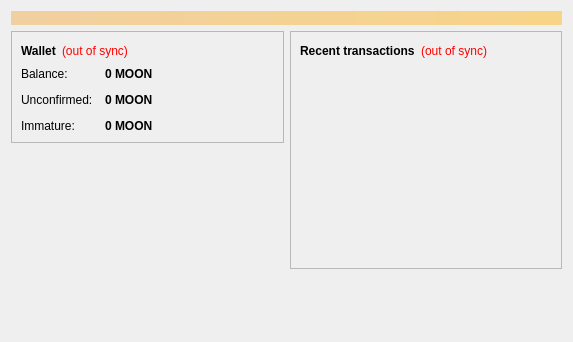
Before: the Qt Designer form src/qt/forms/overviewpage.ui in mooncoin-project/mooncoin-landann, drawn with Qt 5.
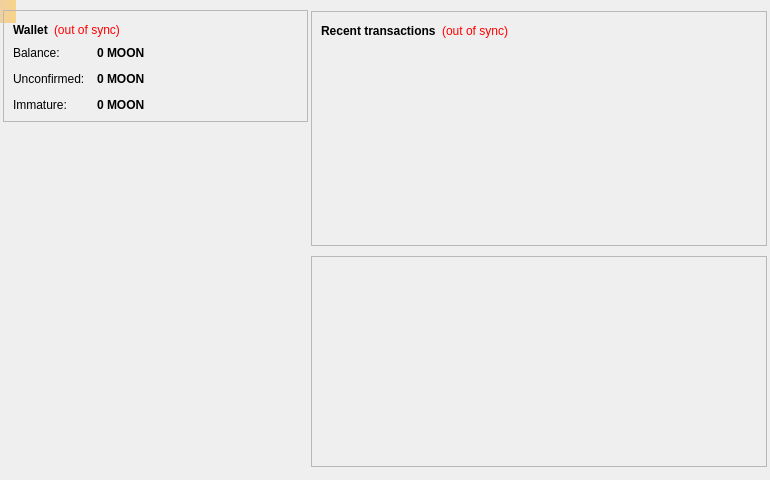
After: the same form once the commit is applied. Icons and pictures are not drawn. Custom widgets are drawn as their Qt base class.

Commit message: Add difficulty plot to overviewpage.

The edit to the form file:
```diff
--- a/src/qt/forms/overviewpage.ui
+++ b/src/qt/forms/overviewpage.ui
@@ -6,16 +6,28 @@
    <rect>
     <x>0</x>
     <y>0</y>
-    <width>573</width>
-    <height>342</height>
+    <width>770</width>
+    <height>480</height>
    </rect>
   </property>
+  <property name="minimumSize">
+   <size>
+    <width>770</width>
+    <height>480</height>
+   </size>
+  </property>
   <property name="windowTitle">
    <string>Form</string>
   </property>
-  <layout class="QVBoxLayout" name="topLayout">
-   <item>
     <widget class="QLabel" name="labelAlerts">
+   <property name="geometry">
+    <rect>
+     <x>0</x>
+     <y>0</y>
+     <width>16</width>
+     <height>23</height>
+    </rect>
+   </property>
      <property name="visible">
       <bool>false</bool>
      </property>
@@ -29,11 +41,63 @@
       <number>3</number>
      </property>
     </widget>
-   </item>
+  <widget class="QFrame" name="diffplotframe">
+   <property name="geometry">
+    <rect>
+     <x>311</x>
+     <y>256</y>
+     <width>456</width>
+     <height>211</height>
+    </rect>
+   </property>
+   <property name="frameShape">
+    <enum>QFrame::StyledPanel</enum>
+   </property>
+   <property name="frameShadow">
+    <enum>QFrame::Raised</enum>
+   </property>
+   <layout class="QVBoxLayout" name="verticalLayout_3">
+    <property name="leftMargin">
+     <number>1</number>
+    </property>
+    <property name="topMargin">
+     <number>1</number>
+    </property>
+    <property name="rightMargin">
+     <number>1</number>
+    </property>
+    <property name="bottomMargin">
+     <number>1</number>
+    </property>
    <item>
-    <layout class="QHBoxLayout" name="horizontalLayout" stretch="1,1">
+     <layout class="QHBoxLayout" name="horizontalLayout_3">
      <item>
+       <widget class="QCustomPlot" name="diffplot" native="true">
+        <property name="minimumSize">
+         <size>
+          <width>450</width>
+          <height>200</height>
+         </size>
+        </property>
+       </widget>
+      </item>
+     </layout>
+    </item>
+   </layout>
+  </widget>
+  <widget class="QWidget" name="layoutWidget">
+   <property name="geometry">
+    <rect>
+     <x>-3</x>
+     <y>10</y>
+     <width>311</width>
+     <height>458</height>
+    </rect>
+   </property>
       <layout class="QVBoxLayout" name="verticalLayout_2">
+    <property name="leftMargin">
+     <number>6</number>
+    </property>
        <item>
         <widget class="QFrame" name="frame">
          <property name="frameShape">
@@ -229,11 +293,16 @@
          </widget>
         </item>
       </layout>
-     </item>
-     <item>
-      <layout class="QVBoxLayout" name="verticalLayout_3">
-       <item>
+  </widget>
         <widget class="QFrame" name="frame_2">
+   <property name="geometry">
+    <rect>
+     <x>311</x>
+     <y>11</y>
+     <width>456</width>
+     <height>235</height>
+    </rect>
+   </property>
          <property name="frameShape">
           <enum>QFrame::StyledPanel</enum>
          </property>
@@ -302,26 +371,17 @@
           </item>
          </layout>
         </widget>
-       </item>
-       <item>
-        <spacer name="verticalSpacer_2">
-         <property name="orientation">
-          <enum>Qt::Vertical</enum>
-         </property>
-         <property name="sizeHint" stdset="0">
-          <size>
-           <width>20</width>
-           <height>40</height>
-          </size>
-         </property>
-        </spacer>
-       </item>
-      </layout>
-     </item>
-    </layout>
-   </item>
-  </layout>
  </widget>
- <resources/>
+ <customwidgets>
+  <customwidget>
+   <class>QCustomPlot</class>
+   <extends>QWidget</extends>
+   <header>qt/qcustomplot.h</header>
+   <container>1</container>
+  </customwidget>
+ </customwidgets>
+ <resources>
+  <include location="../bitcoin.qrc"/>
+ </resources>
  <connections/>
 </ui>
```
Lines whose indentation alone changed are shown as unchanged. The commit also changes 15 other files.
